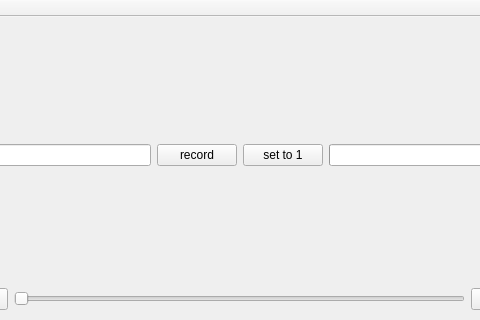
This is fx-control/mainwindow.ui in mattvenn/teensy-audio-fx as Qt 5 draws it before an edit; both pictures show x 83 to 563 and y 0 to 320 of the 645 by 459 pixel window. The edited form follows.
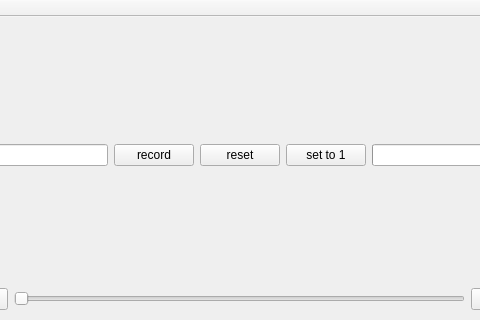
This is the edited form.

Commit message: reset seq button

What changed in the file:
```diff
--- a/fx-control/mainwindow.ui
+++ b/fx-control/mainwindow.ui
@@ -37,6 +37,13 @@
         </property>
        </widget>
       </item>
+      <item>
+       <widget class="QPushButton" name="button_reset">
+        <property name="text">
+         <string>reset</string>
+        </property>
+       </widget>
+      </item>
       <item>
        <widget class="QPushButton" name="button_seq_reset">
         <property name="text">
```
The commit also changes 1 other file.
